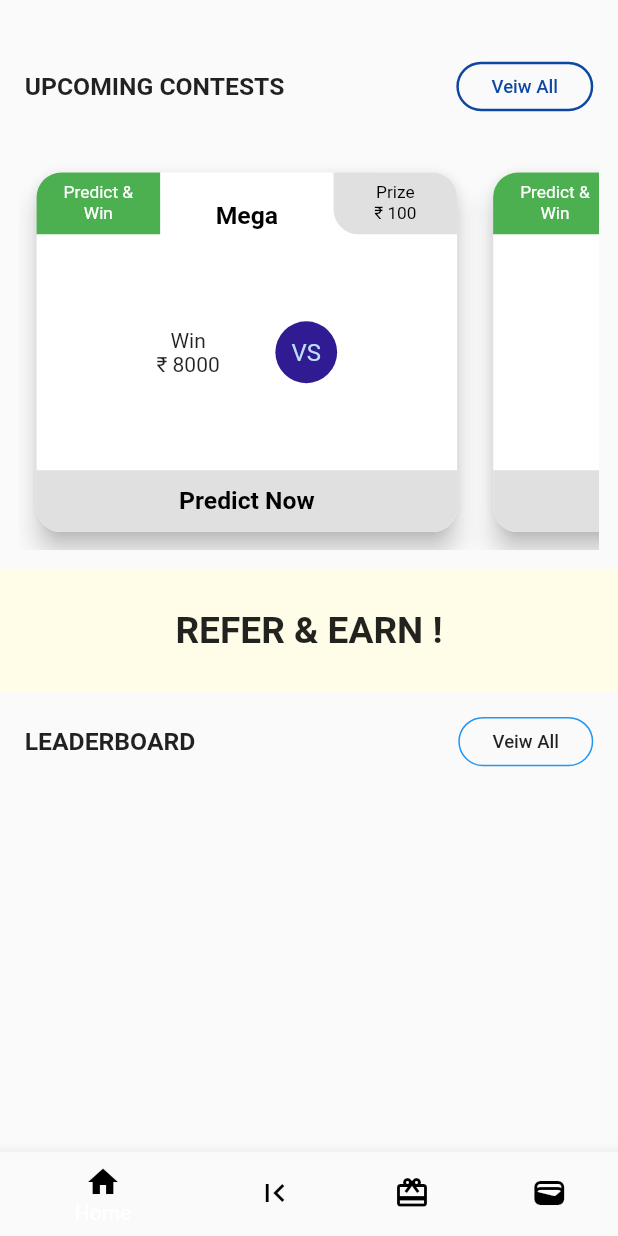
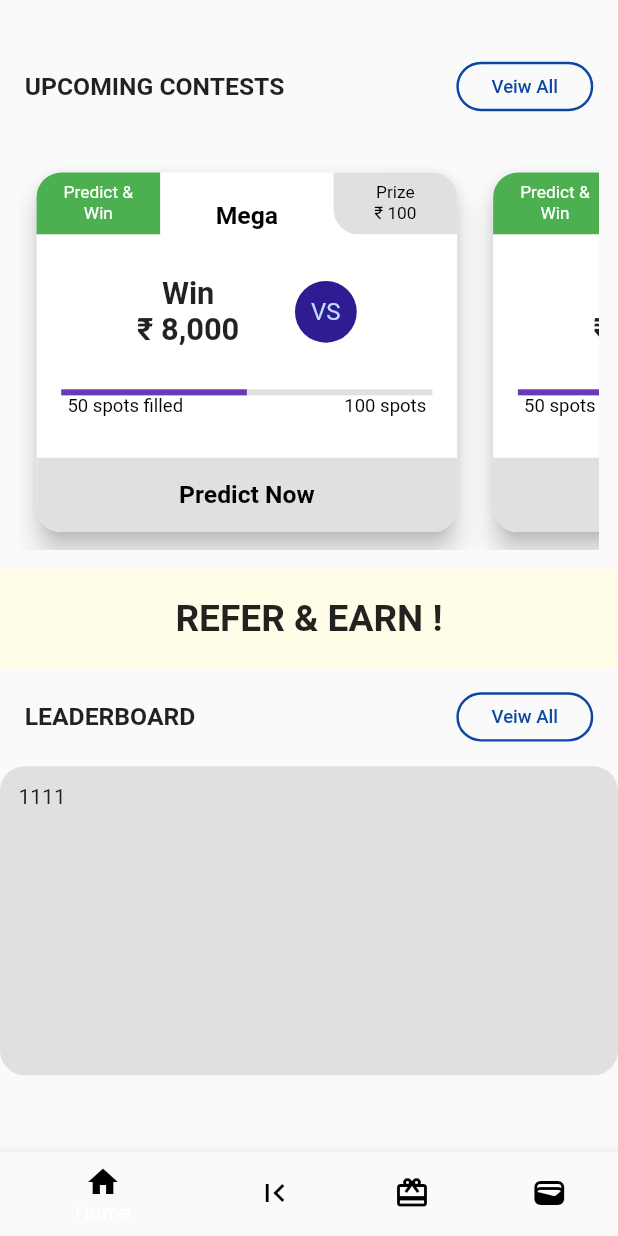
Before and after one commit to SanketSarmalkar/Home_Page_Design_Flutter_1, a Flutter app: the screen it shows after launch, on a phone screen of 412 x 824 dp. Run offline on Flutter 3.47's test engine with Material 2 defaults, Android fonts, the phone set to English and light mode, and no system bars.

Commit message:
leaderboard component

```diff
--- a/lib/components/ad.dart
+++ b/lib/components/ad.dart
@@ -8,7 +8,7 @@ class Ad extends StatelessWidget {
     double? width = MediaQuery.of(context).size.width;
     double? height = MediaQuery.of(context).size.height;
     return Container(
-      height: height * 0.1,
+      height: height * 0.08,
       color: Colors.yellow[50],
       child: Row(
         mainAxisAlignment: MainAxisAlignment.center,
--- a/lib/components/contest_item.dart
+++ b/lib/components/contest_item.dart
@@ -102,9 +102,21 @@ class _ContestItemState extends State<ContestItem> {
                   Padding(
                     padding: EdgeInsets.only(right: width * 0.09),
                     child: Column(
-                      children: const [
-                        Text("Win"),
-                        Text("₹ 8000"),
+                      children: [
+                        Text(
+                          "Win",
+                          style: TextStyle(
+                            fontSize: width * 0.05,
+                            fontWeight: FontWeight.bold,
+                          ),
+                        ),
+                        Text(
+                          "₹ 8,000",
+                          style: TextStyle(
+                            fontSize: width * 0.05,
+                            fontWeight: FontWeight.bold,
+                          ),
+                        ),
                       ],
                     ),
                   ),
@@ -115,9 +127,44 @@ class _ContestItemState extends State<ContestItem> {
                   ),
                 ],
               ),
+              Column(
+                children: [
+                  Padding(
+                    padding: EdgeInsets.only(
+                        right: width * 0.04, left: width * 0.04),
+                    child: LinearProgressIndicator(
+                      value: 0.5,
+                      backgroundColor: Colors.grey[300],
+                      valueColor: const AlwaysStoppedAnimation<Color>(
+                          Colors.deepPurple),
+                    ),
+                  ),
+                  Row(
+                    mainAxisAlignment: MainAxisAlignment.spaceBetween,
+                    children: [
+                      Padding(
+                        padding: EdgeInsets.only(left: width * 0.05),
+                        child: Text("50 spots filled",
+                            style: TextStyle(
+                              fontSize: width * 0.03,
+                              color: Colors.black,
+                            )),
+                      ),
+                      Padding(
+                        padding: EdgeInsets.only(right: width * 0.05),
+                        child: Text("100 spots",
+                            style: TextStyle(
+                              fontSize: width * 0.03,
+                              color: Colors.black,
+                            )),
+                      ),
+                    ],
+                  ),
+                ],
+              ),
               Container(
                 width: width * 0.7,
-                height: height * 0.05,
+                height: height * 0.06,
                 decoration: BoxDecoration(
                   borderRadius: BorderRadius.only(
                     bottomLeft: Radius.circular(height * 0.02),
--- a/lib/components/leader_board.dart
+++ b/lib/components/leader_board.dart
@@ -1,4 +1,5 @@
 import 'package:flutter/material.dart';
+import 'package:oxfin/components/leader_board_list.dart';
 
 class LeaderBoard extends StatefulWidget {
   const LeaderBoard({super.key});
@@ -27,19 +28,29 @@ class _LeaderBoardState extends State<LeaderBoard> {
               Container(
                 height: height * 0.04,
                 decoration: BoxDecoration(
-                    borderRadius: BorderRadius.circular(height * 0.2),
-                    border: Border.all(color: Colors.blue)),
+                  borderRadius: BorderRadius.circular(height * 0.2),
+                  border: Border.all(
+                      color: Colors.blue[900]!, width: width * 0.004),
+                ),
                 child: MaterialButton(
                   onPressed: () {},
                   child: Text("Veiw All",
                       style: TextStyle(
                         fontSize: width * 0.03,
+                        color: Colors.blue[900],
                       )),
                 ),
               ),
             ],
           ),
         ),
+        Container(
+          decoration: BoxDecoration(
+            borderRadius: BorderRadius.circular(height * 0.02),
+            color: Colors.grey[300],
+          ),
+          child: const LeaderBoardList(),
+        )
       ],
     );
   }
--- /dev/null
+++ b/lib/components/leader_board_item.dart
@@ -0,0 +1,16 @@
+import 'package:flutter/material.dart';
+
+class LeaderBoardItem extends StatefulWidget {
+  final int item;
+  const LeaderBoardItem({Key? key, required this.item}) : super(key: key);
+
+  @override
+  State<LeaderBoardItem> createState() => _LeaderBoardItemState();
+}
+
+class _LeaderBoardItemState extends State<LeaderBoardItem> {
+  @override
+  Widget build(BuildContext context) {
+    return Text(widget.item.toString());
+  }
+}
--- /dev/null
+++ b/lib/components/leader_board_list.dart
@@ -0,0 +1,26 @@
+import 'package:flutter/material.dart';
+import 'leader_board_item.dart';
+
+class LeaderBoardList extends StatefulWidget {
+  const LeaderBoardList({super.key});
+
+  @override
+  State<LeaderBoardList> createState() => _LeaderBoardListState();
+}
+
+class _LeaderBoardListState extends State<LeaderBoardList> {
+  @override
+  Widget build(BuildContext context) {
+    double height = MediaQuery.of(context).size.height;
+    return Container(
+      padding: EdgeInsets.all(height * 0.015),
+      height: height * 0.25,
+      child: ListView.builder(
+          scrollDirection: Axis.horizontal,
+          itemCount: 4,
+          itemBuilder: (context, index) {
+            return const LeaderBoardItem(item: 1);
+          }),
+    );
+  }
+}
```
